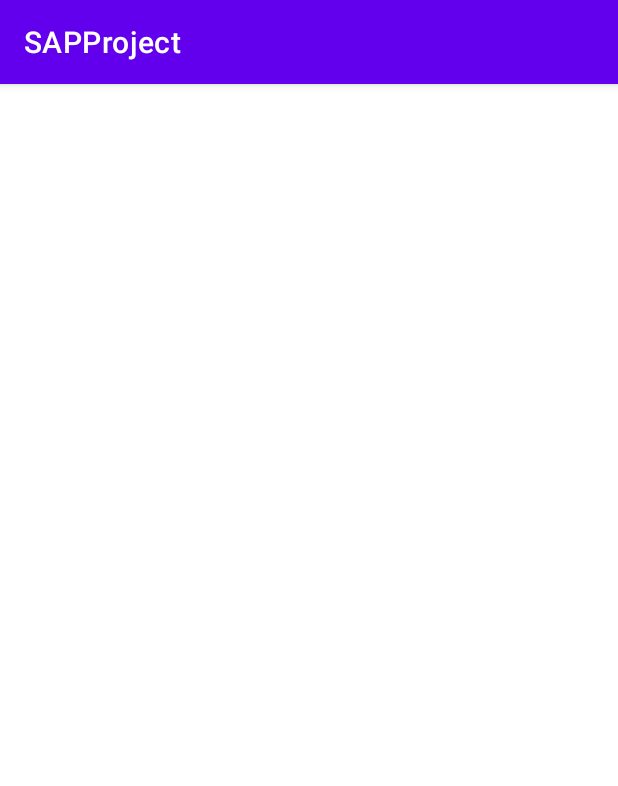
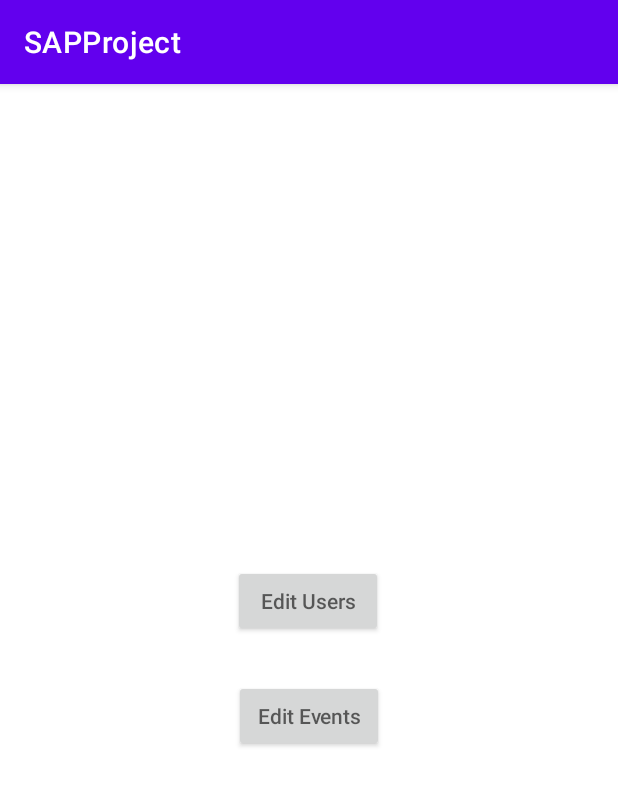
Before and after one commit to shanem1996/SAPProject, an Android app: the HomeActivity screen opened directly, with no data from a screen before it, on a phone screen of 412 x 824 dp. Shown: the top 786 px of the screen. Run offline under Robolectric (Android 15) with nearby library versions, the phone set to English and light mode, and no system bars.

Commit message:
created users and events activities

```diff
--- a/app/src/main/java/com/example/sapproject/activities/HomeActivity.kt
+++ b/app/src/main/java/com/example/sapproject/activities/HomeActivity.kt
@@ -1,7 +1,9 @@
 package com.example.sapproject.activities
 
+import android.content.Intent
 import androidx.appcompat.app.AppCompatActivity
 import android.os.Bundle
+import android.provider.CalendarContract.Events
 import com.example.sapproject.databinding.ActivityHomeBinding
 
 class HomeActivity : AppCompatActivity() {
@@ -13,5 +15,15 @@ class HomeActivity : AppCompatActivity() {
         binding = ActivityHomeBinding.inflate(layoutInflater)
         val view = binding.root
         setContentView(view)
+
+        binding.btnEditEvents.setOnClickListener {
+            val events = Intent(this, EventsActivity::class.java)
+            startActivity(events)
+        }
+
+        binding.btnEditUsers.setOnClickListener {
+            val users = Intent(this, UsersActivity::class.java)
+            startActivity(users)
+        }
     }
 }
--- a/app/src/main/res/layout/activity_home.xml
+++ b/app/src/main/res/layout/activity_home.xml
@@ -6,4 +6,27 @@
     android:layout_height="match_parent"
     tools:context=".activities.HomeActivity">
 
+    <androidx.appcompat.widget.AppCompatButton
+        android:id="@+id/btnEditUsers"
+        android:layout_width="100dp"
+        android:layout_height="wrap_content"
+        android:hint="Edit Users"
+        app:layout_constraintBottom_toBottomOf="parent"
+        app:layout_constraintEnd_toEndOf="parent"
+        app:layout_constraintHorizontal_bias="0.498"
+        app:layout_constraintStart_toStartOf="parent"
+        app:layout_constraintTop_toTopOf="parent"
+        app:layout_constraintVertical_bias="0.445" />
+
+    <androidx.appcompat.widget.AppCompatButton
+        android:id="@+id/btnEditEvents"
+        android:layout_width="100dp"
+        android:layout_height="wrap_content"
+        android:hint="Edit Events"
+        app:layout_constraintBottom_toBottomOf="parent"
+        app:layout_constraintEnd_toEndOf="parent"
+        app:layout_constraintStart_toStartOf="parent"
+        app:layout_constraintTop_toBottomOf="@+id/btnEditUsers"
+        app:layout_constraintVertical_bias="0.081" />
+
 </androidx.constraintlayout.widget.ConstraintLayout>
```
Also changed, not shown: app/src/main/AndroidManifest.xml (+14 -0 lines), app/src/main/java/com/example/sapproject/activities/EventsActivity.kt (added, +18 -0 lines), app/src/main/java/com/example/sapproject/activities/UsersActivity.kt (added, +17 -0 lines), app/src/main/res/layout/activity_events.xml (added, +9 -0 lines), app/src/main/res/layout/activity_users.xml (added, +9 -0 lines).
